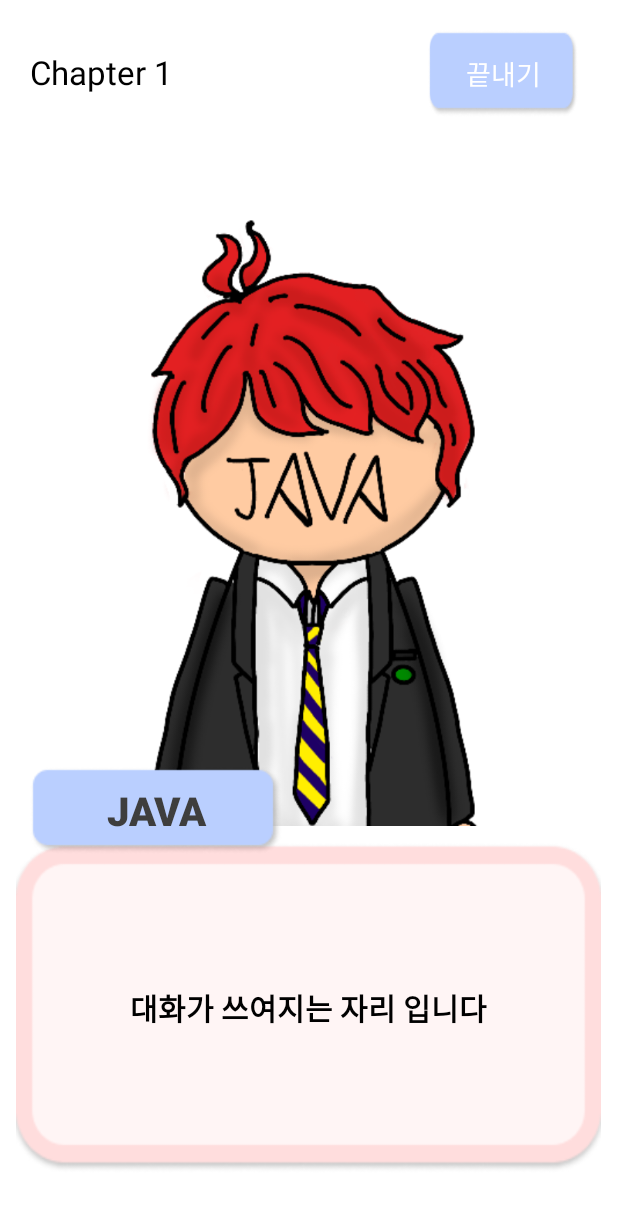
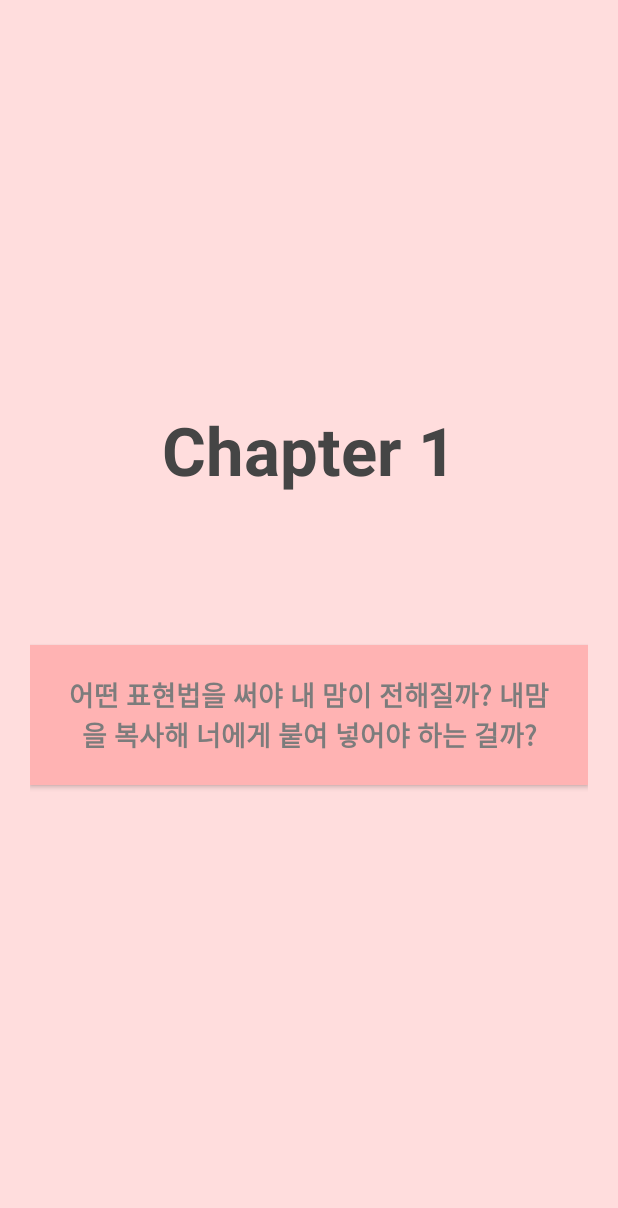
Before and after one commit to ProgrammerYes25/grasp_heart_of_his, an Android app: the storyListActivity screen opened directly, with no data from a screen before it, after a tap on "Chapter 1", on a phone screen of 412 x 824 dp. Shown: the top 1208 px of the screen. Run offline under Robolectric (Android 15) with nearby library versions, the phone set to English and light mode, and no system bars.

Commit message:
스토리 진행시 스토리 시작 화면 구성

```diff
--- a/app/src/main/AndroidManifest.xml
+++ b/app/src/main/AndroidManifest.xml
@@ -9,7 +9,10 @@
         android:roundIcon="@mipmap/ic_launcher_round"
         android:supportsRtl="true"
         android:theme="@style/Theme.Grasp_heart_of_his">
-
+        <activity
+            android:name=".loadingStoryActivity"
+            android:exported="true"
+            android:theme="@style/Theme.AppCompat.NoActionBar" />
         <activity
             android:name=".StoryActivity"
             android:exported="true"
--- a/app/src/main/java/ctrl_s_0106_2114_0815_2112_ysgy/project/grasp_heart_of_his/StoryActivity.java
+++ b/app/src/main/java/ctrl_s_0106_2114_0815_2112_ysgy/project/grasp_heart_of_his/StoryActivity.java
@@ -35,6 +35,7 @@ public class StoryActivity extends AppCompatActivity {
         database = dbHelper.getWritableDatabase();
         database.rawQuery("SELECT * FROM userTable WHERE chapter_no ="+chapter+";",null);
         backBtn.setOnClickListener(backOnClickListener);
+
     }
     View.OnClickListener backOnClickListener = new View.OnClickListener() {
         @Override
--- /dev/null
+++ b/app/src/main/java/ctrl_s_0106_2114_0815_2112_ysgy/project/grasp_heart_of_his/loadingStoryActivity.java
@@ -0,0 +1,14 @@
+package ctrl_s_0106_2114_0815_2112_ysgy.project.grasp_heart_of_his;
+
+import androidx.appcompat.app.AppCompatActivity;
+
+import android.os.Bundle;
+
+public class loadingStoryActivity extends AppCompatActivity {
+
+    @Override
+    protected void onCreate(Bundle savedInstanceState) {
+        super.onCreate(savedInstanceState);
+        setContentView(R.layout.activity_loading_story);
+    }
+}
--- a/app/src/main/java/ctrl_s_0106_2114_0815_2112_ysgy/project/grasp_heart_of_his/macroClass.java
+++ b/app/src/main/java/ctrl_s_0106_2114_0815_2112_ysgy/project/grasp_heart_of_his/macroClass.java
@@ -6,7 +6,8 @@ import android.widget.ImageView;
 import android.widget.TextView;
 
 public class macroClass {
-    public void storyMacro(int chapter, TextView chText, ImageView characterImg, Button nameBox, Button chBox){
+    public static void storyMacro(int chapter, TextView chText, ImageView characterImg, Button nameBox, Button chBox){
+s
 
     }
 }
--- a/app/src/main/java/ctrl_s_0106_2114_0815_2112_ysgy/project/grasp_heart_of_his/storyListActivity.java
+++ b/app/src/main/java/ctrl_s_0106_2114_0815_2112_ysgy/project/grasp_heart_of_his/storyListActivity.java
@@ -69,7 +69,7 @@ public class storyListActivity extends AppCompatActivity {
             }
             else {
                 storyListActivity.chapter = chapter+1;
-                Intent storyIntene = new Intent(getApplicationContext(), StoryActivity.class);
+                Intent storyIntene = new Intent(getApplicationContext(), loadingStoryActivity.class);
                 startActivity(storyIntene);
             }
         }
--- /dev/null
+++ b/app/src/main/res/layout/activity_loading_story.xml
@@ -0,0 +1,32 @@
+<?xml version="1.0" encoding="utf-8"?>
+<LinearLayout xmlns:android="http://schemas.android.com/apk/res/android"
+    xmlns:app="http://schemas.android.com/apk/res-auto"
+    xmlns:tools="http://schemas.android.com/tools"
+    android:layout_width="match_parent"
+    android:layout_height="match_parent"
+    android:orientation="vertical"
+    android:padding="20dp"
+    android:background="#FFDDDD"
+    tools:context=".loadingStoryActivity">
+    <TextView
+        android:id="@+id/chapter_text"
+        android:layout_width="wrap_content"
+        android:layout_height="wrap_content"
+        android:text="Chapter 1"
+        android:textColor="#454545"
+        android:textSize="20pt"
+        android:textStyle="bold"
+        android:layout_gravity="center"
+        android:layout_marginTop="250dp"/>
+    <Button
+        android:id="@+id/tip_btn"
+        android:layout_width="match_parent"
+        android:layout_height="wrap_content"
+        android:background="#FFB3B3"
+        android:padding="20dp"
+        android:text="어떤 표현법을 써야 내 맘이 전해질까? 내맘을 복사해 너에게 붙여 넣어야 하는 걸까?"
+        android:textStyle="bold"
+        android:textColor="#7C7C7C"
+        android:textSize="8pt"
+        android:layout_marginTop="100dp"/>
+</LinearLayout>
```
